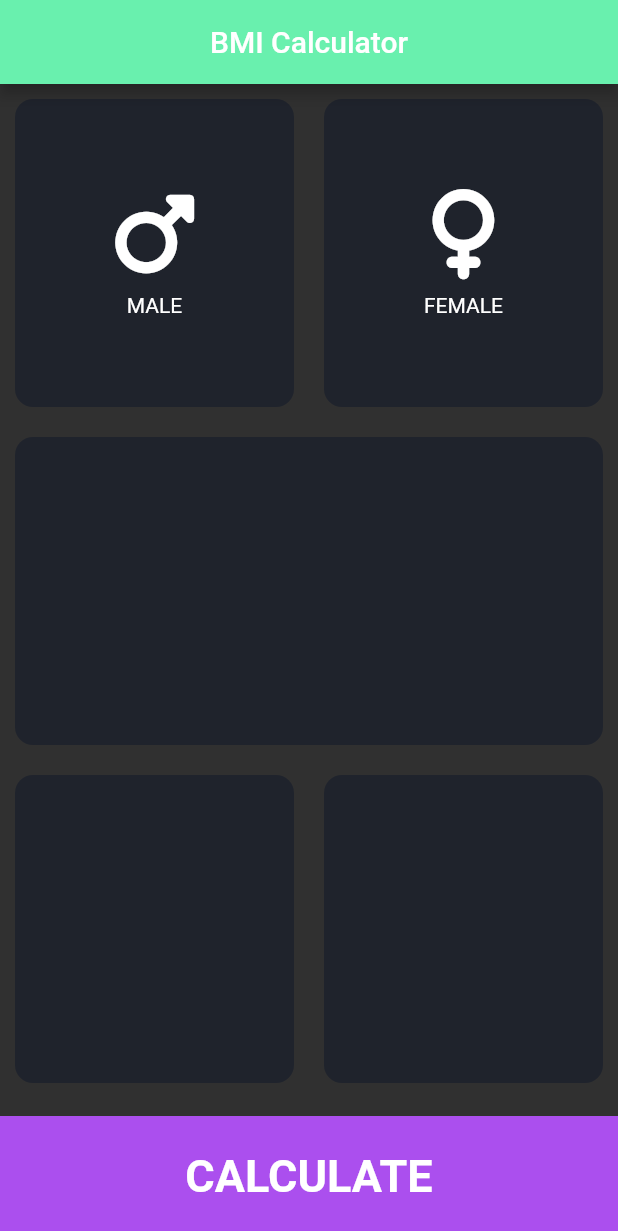
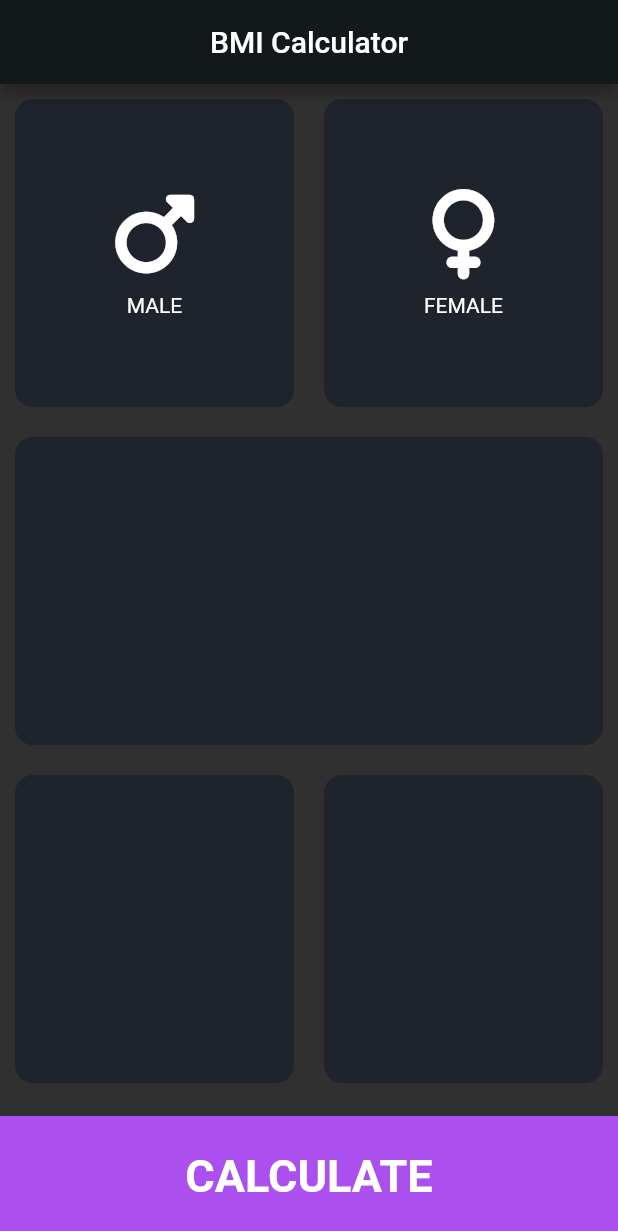
Before and after one commit to cparragatorres/flutter_codigo5_bmi, a Flutter app: the screen it shows after launch, on a phone screen of 412 x 824 dp. Shown: the top 1231 px of the screen. Run offline on Flutter 3.47's test engine with Material 2 defaults, Android fonts, the phone set to English and light mode, and no system bars; our stand-ins replace font_awesome_flutter.

Commit message:
Male and Female button 2

```diff
--- a/lib/main.dart
+++ b/lib/main.dart
@@ -15,7 +15,7 @@ class MyApp extends StatelessWidget {
       title: "BMI CALCULATOR",
       theme: ThemeData.dark().copyWith(
         appBarTheme: AppBarTheme(
-          backgroundColor: Colors.greenAccent,
+          backgroundColor: Color(0xff13191b),
         )
       ),
       home: inputPage(),
--- a/lib/pages/input_page.dart
+++ b/lib/pages/input_page.dart
@@ -1,6 +1,10 @@
 import 'package:flutter/material.dart';
 import 'package:flutter_codigo5_bmi/widgets.dart';
 import 'package:font_awesome_flutter/font_awesome_flutter.dart';
+
+const ktapSelectColor = Colors.red;
+const kCardColor = Color(0xff1f232c);
+
 
 class inputPage extends StatelessWidget {
   const inputPage({Key? key}) : super(key: key);
@@ -21,6 +25,7 @@ class inputPage extends StatelessWidget {
               children: [
                 Expanded(
                   child: ReusableCard(
+                    color: kCardColor,
                     childCard: IconContent(
                       flutterIcon: FontAwesomeIcons.mars,
                       flutterText: "MALE",
@@ -29,6 +34,7 @@ class inputPage extends StatelessWidget {
                 ),
                 Expanded(
                   child: ReusableCard(
+                    color: kCardColor,
                     childCard: IconContent(
                       flutterIcon: FontAwesomeIcons.venus,
                       flutterText: "FEMALE",
@@ -44,6 +50,7 @@ class inputPage extends StatelessWidget {
               children: [
                 Expanded(
                   child: ReusableCard(
+                    color: kCardColor,
                     childCard: Container(),
                   ),
                 ),
@@ -56,11 +63,13 @@ class inputPage extends StatelessWidget {
               children: [
                 Expanded(
                   child: ReusableCard(
+                    color: kCardColor,
                     childCard: Center(),
                   ),
                 ),
                 Expanded(
                   child: ReusableCard(
+                    color: kCardColor,
                     childCard: Container(),
                   ),
                 ),
--- a/lib/widgets.dart
+++ b/lib/widgets.dart
@@ -3,17 +3,20 @@ import 'package:flutter/material.dart';
 import 'package:font_awesome_flutter/font_awesome_flutter.dart';
 
 class ReusableCard extends StatelessWidget {
+  Widget childCard;
+  Color color;
 
-  Widget childCard;
-
-  ReusableCard({required this.childCard});
+  ReusableCard({
+    required this.childCard,
+    required this.color,
+  });
 
   @override
   Widget build(BuildContext context) {
     return Container(
       margin: const EdgeInsets.all(10.0),
       decoration: BoxDecoration(
-        color: Color(0xff1f232c),
+        color: color,
         borderRadius: BorderRadius.circular(12.0),
       ),
       child: childCard,
@@ -22,7 +25,6 @@ class ReusableCard extends StatelessWidget {
 }
 
 class IconContent extends StatelessWidget {
-
   IconData flutterIcon;
   String flutterText;
 
@@ -33,8 +35,10 @@ class IconContent extends StatelessWidget {
     return Column(
       mainAxisAlignment: MainAxisAlignment.center,
       children: [
-        FaIcon(flutterIcon,
-          size: 60.0,),
+        FaIcon(
+          flutterIcon,
+          size: 60.0,
+        ),
         SizedBox(
           height: 10.0,
         ),
```
